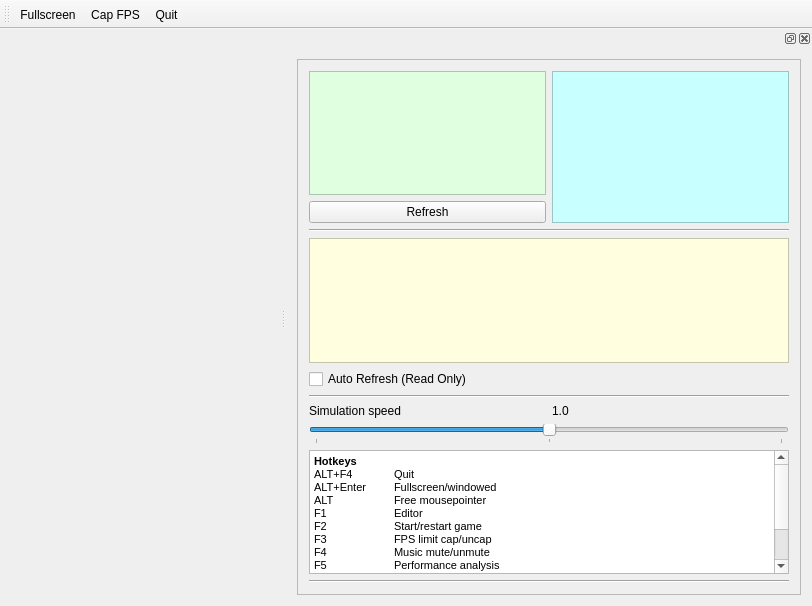
The window that xkill-gui/MainWindow.ui (ensq/xkill-resources) describes before a commit, drawn with Qt 5.
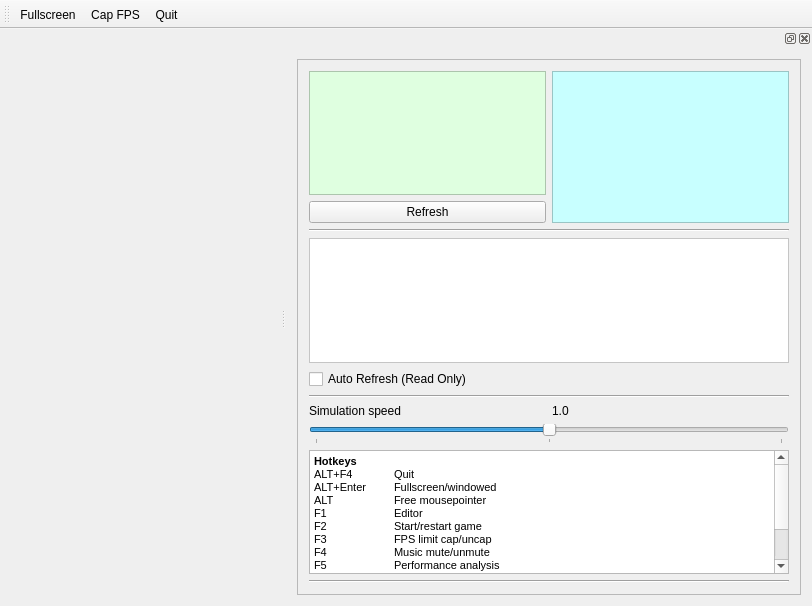
The same window after the commit.

```diff
--- a/xkill-gui/MainWindow.ui
+++ b/xkill-gui/MainWindow.ui
@@ -117,8 +117,8 @@
             <string notr="true">QTreeView
 {
 	/*Violet*/
-	background-color: #FFFEDF;
-	alternate-background-color: #FFFDC2;
+	background-color: #FFFFFF;
+	alternate-background-color: #F6F6F6;
 }</string>
            </property>
            <property name="alternatingRowColors">
```
